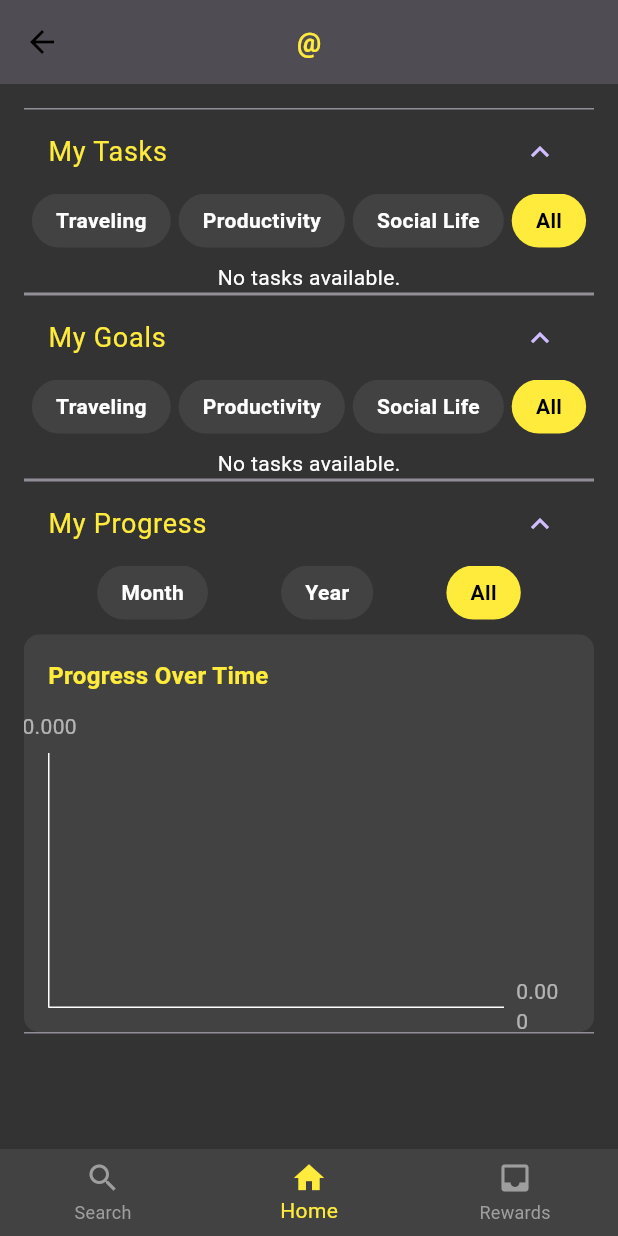
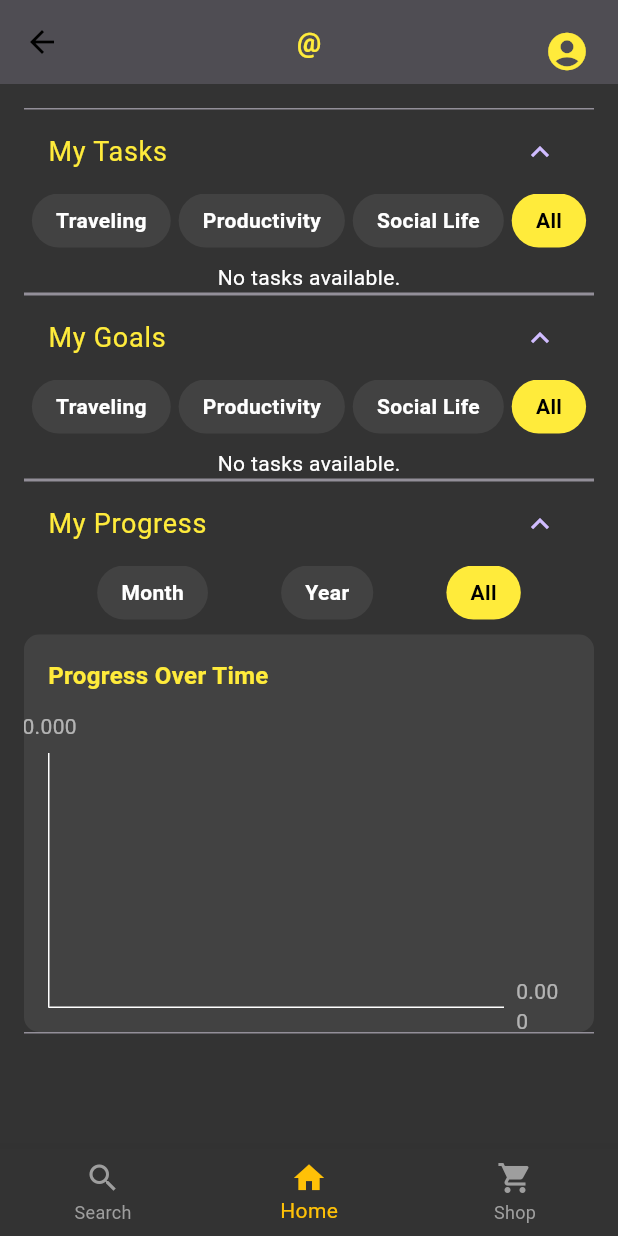
Before and after one commit to Panagiotis-Magos/GoldDigger, a Flutter app: the HomeScreen screen opened by its route, on a phone screen of 412 x 824 dp. Run offline on Flutter 3.47's test engine with Material 3 defaults, Android fonts, the phone set to English and light mode, and no system bars; drawn by our look-alikes of fl_chart; our stand-ins replace sqflite; accounts and stored records are empty; statements that could not run were skipped.

Commit message:
Add files via upload

```diff
--- a/lib/screens/home.dart
+++ b/lib/screens/home.dart
@@ -187,6 +187,20 @@ List<Map<String, dynamic>> get filterProgressData {
           style: const TextStyle(color: Colors.yellow, fontSize: 18),
         ),
         centerTitle: true,
+        flexibleSpace: Stack(
+          children: [
+            Positioned(
+              top: 10, // Adjust vertical placement
+              right: 10, // Adjust horizontal placement
+              child: IconButton(
+                icon: Icon(Icons.account_circle, color: Colors.yellow, size: 30),
+                onPressed: () {
+                  Navigator.pushNamed(context, '/profile'); // Navigate to profile page
+                },
+              ),
+            ),
+          ],
+        ),
       ),
       body: SingleChildScrollView(
         child: Padding(
@@ -207,18 +221,26 @@ List<Map<String, dynamic>> get filterProgressData {
         ),
       ),
       bottomNavigationBar: BottomNavigationBar(
-        backgroundColor: Colors.grey[800],
-        selectedItemColor: Colors.yellow,
+        currentIndex: 1, // Search tab is selected
+        selectedItemColor: Colors.amber,
         unselectedItemColor: Colors.grey,
         onTap: (index) {
-          if (index == 1) return; // Stay on Home
-          Navigator.pushReplacementNamed(context, ['/search', '/home', '/rewards'][index]);
+          switch (index) {
+            case 0:
+              Navigator.pushReplacementNamed(context, '/searchscreen');
+              break;
+            case 1:
+              //Navigator.pushReplacementNamed(context, '/home');
+              break;
+            case 2:
+              Navigator.pushReplacementNamed(context, '/shop');
+              break;
+          }
         },
-        currentIndex: 1,
         items: const [
           BottomNavigationBarItem(icon: Icon(Icons.search), label: 'Search'),
           BottomNavigationBarItem(icon: Icon(Icons.home), label: 'Home'),
-          BottomNavigationBarItem(icon: Icon(Icons.inbox), label: 'Rewards'),
+          BottomNavigationBarItem(icon: Icon(Icons.shopping_cart), label: 'Shop'),
         ],
       ),
     );
```
